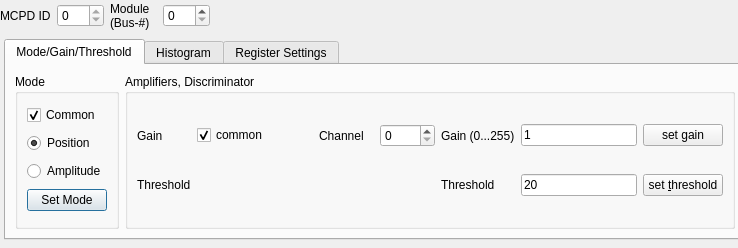
The window that qmesydaq/modulesetup.ui (flueke/qmesydaq) describes before a commit, drawn with Qt 5.
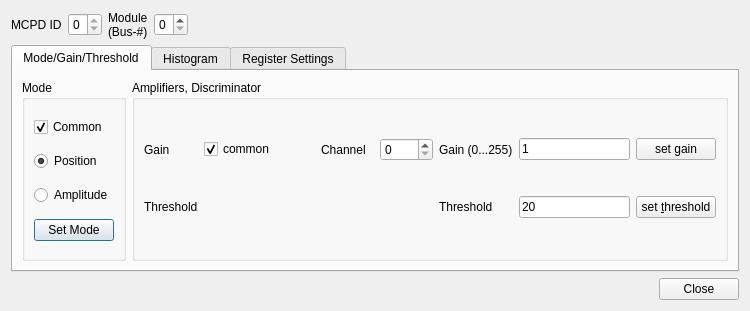
The same window after the commit. Custom widgets are drawn as their Qt base class.

Commit message:
Fix: Not visible close button of the module setup dialog
The close button of the module setup dialog was only visible if the
dialog window size was increased.

Fixes: #1471

```diff
--- a/qmesydaq/modulesetup.ui
+++ b/qmesydaq/modulesetup.ui
@@ -6,22 +6,58 @@
    <rect>
     <x>0</x>
     <y>0</y>
-    <width>738</width>
-    <height>248</height>
+    <width>750</width>
+    <height>296</height>
    </rect>
   </property>
   <property name="windowTitle">
    <string>Module setup</string>
   </property>
+  <layout class="QGridLayout" name="gridLayout_4">
+   <item row="0" column="0">
+    <layout class="QHBoxLayout" name="horizontalLayout_7">
+     <item>
+      <widget class="QLabel" name="textLabel1_4_2">
+       <property name="text">
+        <string>MCPD ID</string>
+       </property>
+       <property name="wordWrap">
+        <bool>false</bool>
+       </property>
+      </widget>
+     </item>
+     <item>
+      <widget class="MCPDSpinBox" name="devid">
+       <property name="enabled">
+        <bool>true</bool>
+       </property>
+       <property name="maximum">
+        <number>0</number>
+       </property>
+      </widget>
+     </item>
+     <item>
+      <widget class="QLabel" name="textLabel1_4_2_2">
+       <property name="text">
+        <string>Module
+(Bus-#)</string>
+       </property>
+       <property name="wordWrap">
+        <bool>false</bool>
+       </property>
+      </widget>
+     </item>
+     <item>
+      <widget class="ModuleSpinBox" name="module">
+       <property name="maximum">
+        <number>7</number>
+       </property>
+      </widget>
+     </item>
+    </layout>
+   </item>
+   <item row="1" column="0" colspan="2">
   <widget class="QTabWidget" name="tabWidget">
-   <property name="geometry">
-    <rect>
-     <x>4</x>
-     <y>39</y>
-     <width>742</width>
-     <height>201</height>
-    </rect>
-   </property>
    <property name="currentIndex">
     <number>0</number>
    </property>
@@ -979,15 +1015,9 @@
     </layout>
    </widget>
   </widget>
+   </item>
+   <item row="2" column="1">
   <widget class="QDialogButtonBox" name="buttonBox">
-   <property name="geometry">
-    <rect>
-     <x>4</x>
-     <y>398</y>
-     <width>102</width>
-     <height>25</height>
-    </rect>
-   </property>
    <property name="orientation">
     <enum>Qt::Horizontal</enum>
    </property>
@@ -995,56 +1025,8 @@
     <set>QDialogButtonBox::Close</set>
    </property>
   </widget>
-  <widget class="QWidget" name="layoutWidget">
-   <property name="geometry">
-    <rect>
-     <x>0</x>
-     <y>0</y>
-     <width>210</width>
-     <height>31</height>
-    </rect>
-   </property>
-   <layout class="QHBoxLayout" name="horizontalLayout_7">
-    <item>
-     <widget class="QLabel" name="textLabel1_4_2">
-      <property name="text">
-       <string>MCPD ID</string>
-      </property>
-      <property name="wordWrap">
-       <bool>false</bool>
-      </property>
-     </widget>
-    </item>
-    <item>
-     <widget class="MCPDSpinBox" name="devid">
-      <property name="enabled">
-       <bool>true</bool>
-      </property>
-      <property name="maximum">
-       <number>0</number>
-      </property>
-     </widget>
-    </item>
-    <item>
-     <widget class="QLabel" name="textLabel1_4_2_2">
-      <property name="text">
-       <string>Module
-(Bus-#)</string>
-      </property>
-      <property name="wordWrap">
-       <bool>false</bool>
-      </property>
-     </widget>
-    </item>
-    <item>
-     <widget class="ModuleSpinBox" name="module">
-      <property name="maximum">
-       <number>7</number>
-      </property>
-     </widget>
-    </item>
-   </layout>
-  </widget>
+   </item>
+  </layout>
  </widget>
  <customwidgets>
   <customwidget>
```
Lines whose indentation alone changed are shown as unchanged. The commit also changes 1 other file.
